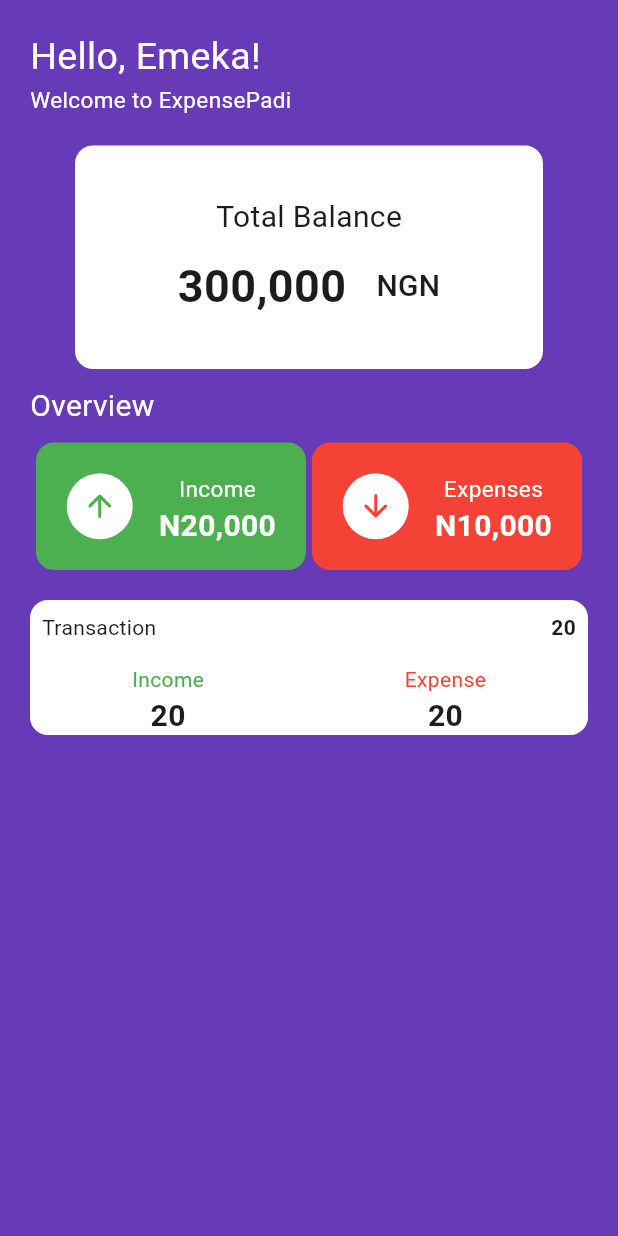
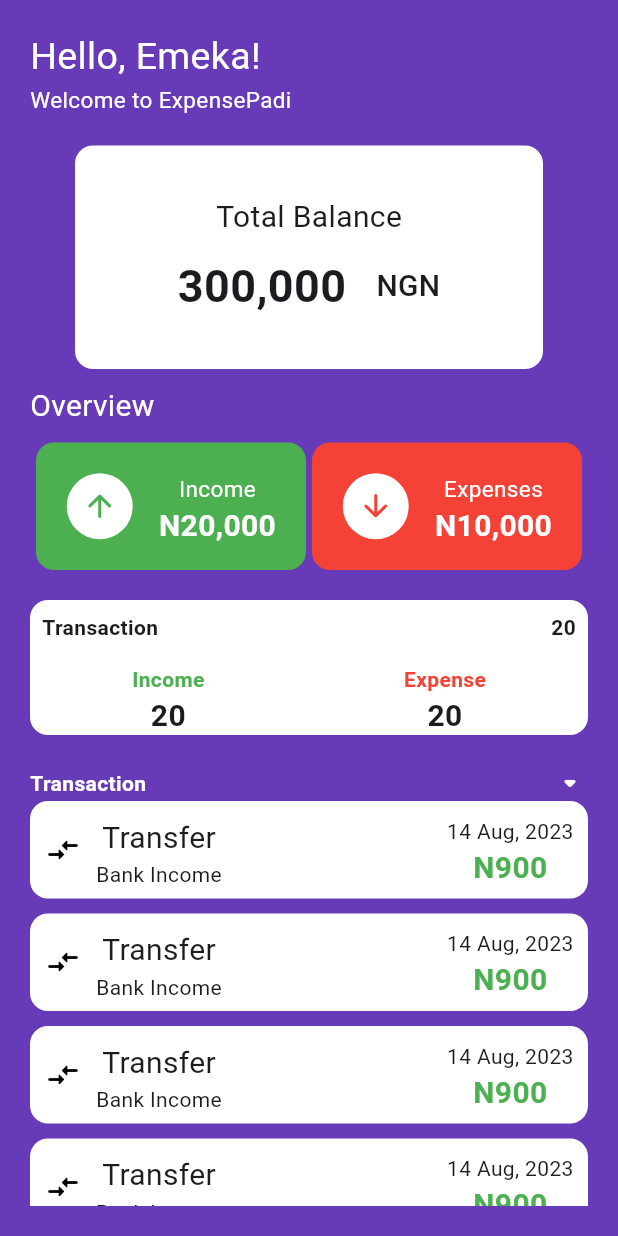
Before and after one commit to emekss/Expense_Padi_New_UI, a Flutter app: the screen it shows after launch, on a phone screen of 412 x 824 dp. Run offline on Flutter 3.47's test engine with Material 3 defaults, Android fonts, the phone set to English and light mode, and no system bars.

Commit message:
transaction card added to homepage

```diff
--- a/lib/components/transaction_card.dart
+++ b/lib/components/transaction_card.dart
@@ -6,49 +6,50 @@ class TransactionCard extends StatelessWidget {
   @override
   Widget build(BuildContext context) {
     return Container(
-      height: 90,
+      height: 65,
       width: 380,
       decoration: BoxDecoration(
           borderRadius: BorderRadius.circular(12), color: Colors.white),
       child: const Padding(
-        padding: EdgeInsets.all(8.0),
-        child: Column(
+        padding: EdgeInsets.all(10.0),
+        child: Row(
           children: [
+            Icon(
+              Icons.compare_arrows_rounded,
+              color: Colors.black,
+            ),
+            SizedBox(width: 10),
             Row(
-              mainAxisAlignment: MainAxisAlignment.spaceBetween,
               children: [
-                Text('Transaction'),
-                Text('20', style: TextStyle(fontWeight: FontWeight.bold))
+                Column(
+                  mainAxisAlignment: MainAxisAlignment.start,
+                  children: [
+                    Text(
+                      'Transfer',
+                      style:
+                          TextStyle(fontWeight: FontWeight.w400, fontSize: 20),
+                    ),
+                    Text('Bank Income'),
                   ],
                 ),
-            SizedBox(height: 15),
-            Padding(
-              padding: EdgeInsets.symmetric(horizontal: 60),
-              child: Row(
-                mainAxisAlignment: MainAxisAlignment.spaceBetween,
-                children: [
+                SizedBox(width: 150),
                 Column(
+                  mainAxisAlignment: MainAxisAlignment.end,
                   children: [
                     Text(
-                        'Income',
-                        style: TextStyle(color: Colors.green),
+                      '14 Aug, 2023',
                     ),
-                      Text('20',
+                    Text(
+                      'N900',
                       style: TextStyle(
-                              fontWeight: FontWeight.bold, fontSize: 20))
-                    ],
-                  ),
-                  Column(
-                    children: [
-                      Text('Expense', style: TextStyle(color: Colors.red)),
-                      Text('20',
-                          style: TextStyle(
-                              fontWeight: FontWeight.bold, fontSize: 20))
+                          fontWeight: FontWeight.bold,
+                          color: Colors.green,
+                          fontSize: 20),
+                    )
                   ],
                 ),
               ],
-              ),
-            ),
+            )
           ],
         ),
       ),
--- /dev/null
+++ b/lib/components/transaction_column.dart
@@ -0,0 +1,63 @@
+import 'package:flutter/material.dart';
+
+class TransactionColumn extends StatelessWidget {
+  const TransactionColumn({super.key});
+
+  @override
+  Widget build(BuildContext context) {
+    return Container(
+      height: 90,
+      width: 380,
+      decoration: BoxDecoration(
+          borderRadius: BorderRadius.circular(12), color: Colors.white),
+      child: const Padding(
+        padding: EdgeInsets.all(8.0),
+        child: Column(
+          children: [
+            Row(
+              mainAxisAlignment: MainAxisAlignment.spaceBetween,
+              children: [
+                Text(
+                  'Transaction',
+                  style: TextStyle(fontWeight: FontWeight.w700),
+                ),
+                Text('20', style: TextStyle(fontWeight: FontWeight.bold))
+              ],
+            ),
+            SizedBox(height: 15),
+            Padding(
+              padding: EdgeInsets.symmetric(horizontal: 60),
+              child: Row(
+                mainAxisAlignment: MainAxisAlignment.spaceBetween,
+                children: [
+                  Column(
+                    children: [
+                      Text(
+                        'Income',
+                        style: TextStyle(
+                            color: Colors.green, fontWeight: FontWeight.w700),
+                      ),
+                      Text('20',
+                          style: TextStyle(
+                              fontWeight: FontWeight.bold, fontSize: 20))
+                    ],
+                  ),
+                  Column(
+                    children: [
+                      Text('Expense',
+                          style: TextStyle(
+                              color: Colors.red, fontWeight: FontWeight.w700)),
+                      Text('20',
+                          style: TextStyle(
+                              fontWeight: FontWeight.bold, fontSize: 20))
+                    ],
+                  ),
+                ],
+              ),
+            ),
+          ],
+        ),
+      ),
+    );
+  }
+}
--- a/lib/screen/home_screen.dart
+++ b/lib/screen/home_screen.dart
@@ -3,6 +3,7 @@ import 'package:flutter_application_1/components/balance_card.dart';
 import 'package:flutter_application_1/components/income_card.dart';
 import 'package:flutter_application_1/components/expense_card.dart';
 import 'package:flutter_application_1/components/transaction_card.dart';
+import 'package:flutter_application_1/components/transaction_column.dart';
 
 class HomeScreen extends StatelessWidget {
   const HomeScreen({super.key});
@@ -14,6 +15,7 @@ class HomeScreen extends StatelessWidget {
         body: SafeArea(
           child: Padding(
             padding: EdgeInsets.all(20.0),
+            child: SingleChildScrollView(
               child: Column(
                 crossAxisAlignment: CrossAxisAlignment.start,
                 children: [
@@ -41,8 +43,43 @@ class HomeScreen extends StatelessWidget {
                     children: [IncomeCard(), ExpenseCard()],
                   ),
                   SizedBox(height: 20),
-                TransactionCard()
+                  TransactionColumn(),
+                  SizedBox(height: 20),
+                  Row(
+                    mainAxisAlignment: MainAxisAlignment.spaceBetween,
+                    children: [
+                      Text(
+                        'Transaction',
+                        style: TextStyle(
+                            fontWeight: FontWeight.w700, color: Colors.white),
+                      ),
+                      Icon(
+                        Icons.arrow_drop_down_rounded,
+                        color: Colors.white,
+                      ),
                     ],
+                  ),
+                  SingleChildScrollView(
+                    child: SizedBox(
+                      height: 700,
+                      child: Column(
+                        children: [
+                          TransactionCard(),
+                          SizedBox(height: 10),
+                          TransactionCard(),
+                          SizedBox(height: 10),
+                          TransactionCard(),
+                          SizedBox(height: 10),
+                          TransactionCard(),
+                          SizedBox(height: 10),
+                          TransactionCard(),
+                          SizedBox(height: 10),
+                        ],
+                      ),
+                    ),
+                  )
+                ],
+              ),
             ),
           ),
         ));
```
Also changed, not shown: 10 other files. Lines whose indentation alone changed are shown as unchanged.
